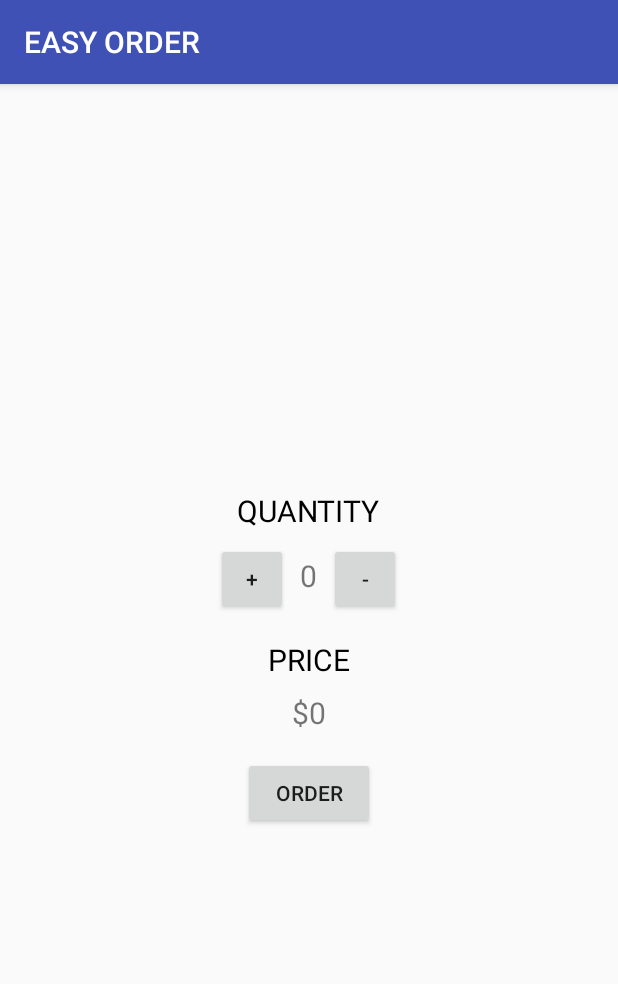
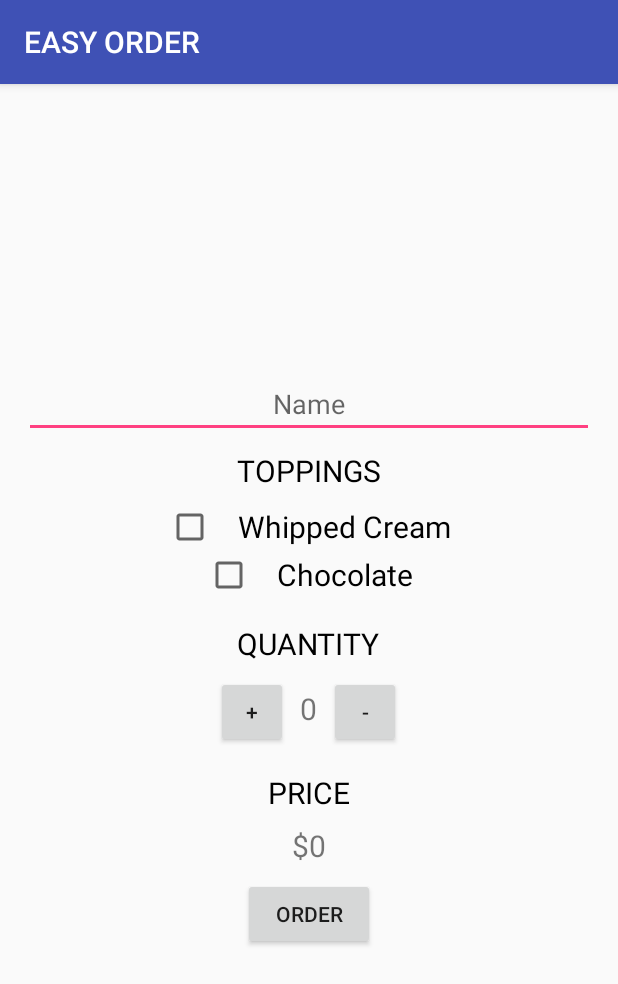
Before and after one commit to AvidRP/Easy-Order, an Android app: the screen it shows after launch (MainActivity), on a phone screen of 412 x 824 dp. Shown: the top 984 px of the screen. Run offline under Robolectric (Android 15) with nearby library versions, the phone set to English and light mode, and no system bars.

Commit message:
better UI

```diff
--- a/Easy_Order/app/src/main/res/layout/activity_main.xml
+++ b/Easy_Order/app/src/main/res/layout/activity_main.xml
@@ -7,6 +7,47 @@
     tools:context="com.example.android.easy_order.MainActivity"
     android:gravity="center_vertical"
     android:orientation="vertical">
+
+    <EditText
+        android:layout_width="match_parent"
+        android:layout_height="wrap_content"
+        android:hint="Name"
+        android:textAlignment="center"
+        android:layout_marginBottom="8dp"
+        android:id="@+id/name_edit_text"
+        />
+
+    <TextView
+        android:layout_width="wrap_content"
+        android:layout_height="wrap_content"
+        android:text="Toppings"
+        android:textAllCaps="true"
+        android:layout_marginBottom="8dp"
+        android:layout_gravity="center_horizontal"
+        android:textSize="20sp"
+        android:textColor="#000"
+        />
+
+    <CheckBox
+        android:layout_width="wrap_content"
+        android:layout_height="wrap_content"
+        android:text="Whipped Cream"
+        android:layout_gravity="center_horizontal"
+        android:textSize="20sp"
+        android:paddingLeft="16dp"
+        android:id="@+id/whipped_cream"
+        />
+
+    <CheckBox
+        android:layout_width="wrap_content"
+        android:layout_height="wrap_content"
+        android:text="Chocolate"
+        android:layout_gravity="center_horizontal"
+        android:textSize="20sp"
+        android:layout_marginBottom="16dp"
+        android:paddingLeft="16dp"
+        android:id="@+id/chocolate"
+        />
 
     <TextView
         android:layout_width="wrap_content"
@@ -57,16 +98,18 @@
         android:layout_gravity="center_horizontal"
         android:textSize="20sp"
         android:textColor="#000"
-        android:layout_marginBottom="8dp"/>
+        android:layout_marginBottom="8dp"
+        android:id="@+id/price_or_order_summary"/>
 
     <TextView
         android:layout_width="wrap_content"
         android:layout_height="wrap_content"
         android:text="$10"
         android:layout_gravity="center_horizontal"
-        android:layout_marginBottom="16dp"
         android:id="@+id/price_display"
         android:textSize="20sp"
+        android:layout_marginBottom="8dp"
+        android:textAlignment="center"
         />
 
     <Button
@@ -74,6 +117,7 @@
         android:layout_height="wrap_content"
         android:text="Order"
         android:layout_gravity="center_horizontal"
+        android:id="@+id/submit_button"
         />
 
 </LinearLayout>
```
Also changed, not shown: Easy_Order/app/src/main/java/com/example/android/easy_order/MainActivity.java (+100 -7 lines).
